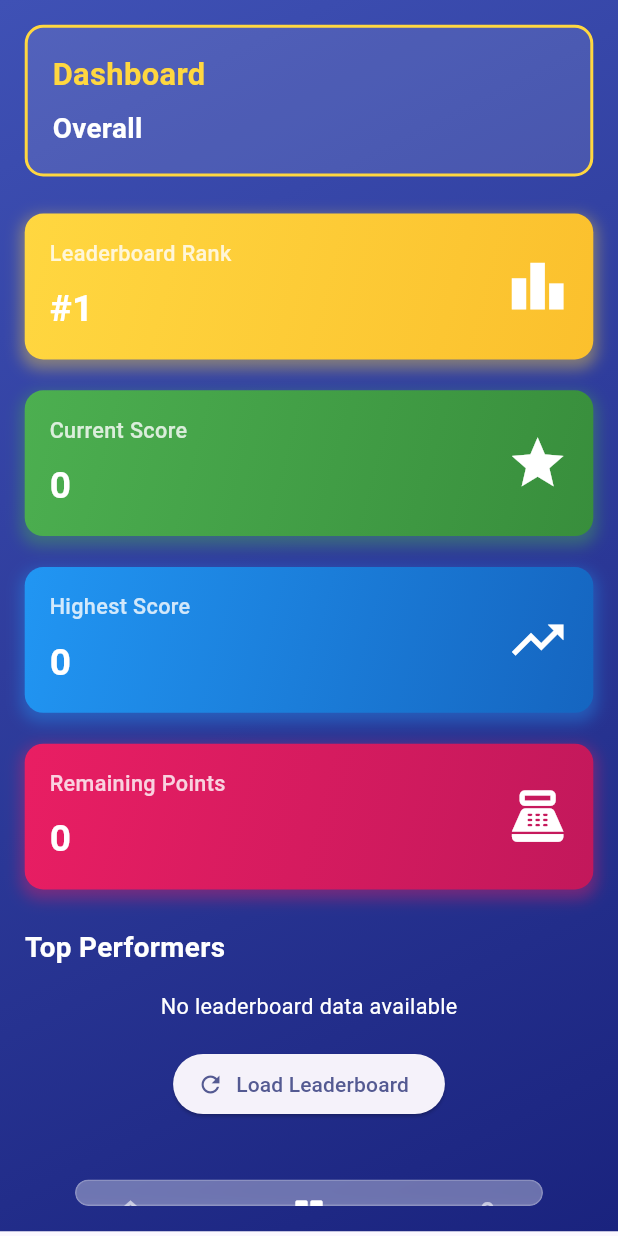
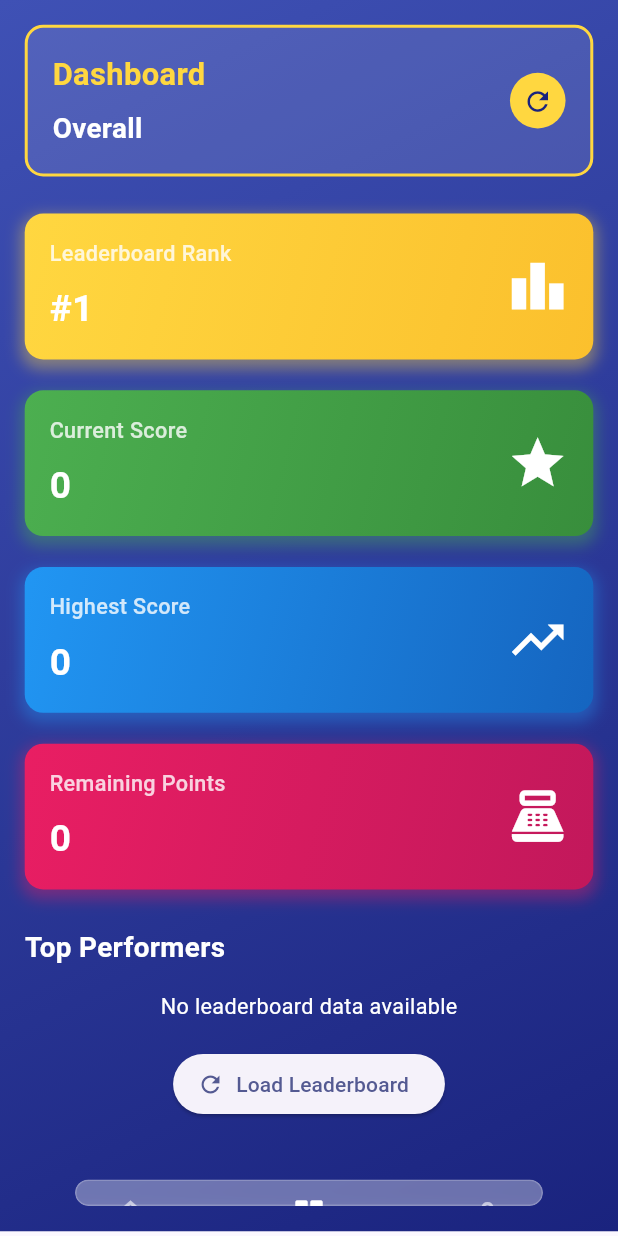
Before and after one commit to nihaltp/MAGNATHON_3, a Flutter app: the AuthWrapper screen opened directly, item 2 of the bottom bar chosen, on a phone screen of 412 x 824 dp. Run offline on Flutter 3.47's test engine with Material 3 defaults, Android fonts, the phone set to English and light mode, and no system bars; drawn by our look-alikes of crystal_navigation_bar; our stand-ins replace carousel_slider, cloud_firestore, firebase_auth, firebase_core, flutter_animate, google_fonts and 3 more; missing offline and left inert: flutter_icon_snackbar, mobile_scanner; accounts and stored records are empty.

Commit message:
userapp profile and dashbboard refresh bug fixed

```diff
--- a/userapp/lib/main.dart
+++ b/userapp/lib/main.dart
@@ -94,9 +94,17 @@ class _AuthWrapperState extends State<AuthWrapper> {
               builder: (context, userProvider, child) {
                 print('AuthWrapper: Rendering Consumer - isLoading=${userProvider.isLoading}, user=${userProvider.user?.name}');
 
-                // Show loading while fetching
+                // If we already have user data, always show HomePage.
+                // This avoids replacing the HomePage (and resetting its state)
+                // when UserProvider toggles loading during refreshes.
+                if (userProvider.user != null) {
+                  print('AuthWrapper: User data present, showing HomePage (preserve state)');
+                  return const HomePage();
+                }
+
+                // If we don't have user data yet, show loading while fetching.
                 if (userProvider.isLoading) {
-                  print('AuthWrapper: Data is loading...');
+                  print('AuthWrapper: Data is loading (no user yet)...');
                   return const Scaffold(
                     body: Center(
                       child: CircularProgressIndicator(),
@@ -104,13 +112,8 @@ class _AuthWrapperState extends State<AuthWrapper> {
                   );
                 }
 
-                // If we have user data, show home page
-                if (userProvider.user != null) {
-                  print('AuthWrapper: User data loaded, showing HomePage');
-                  return const HomePage();
-                }
-
-                // If not loading and no user, show home page (it will display error UI)
+                // No user data available and not loading — show HomePage so the
+                // app can present its error UI while remaining on the main shell.
                 print('AuthWrapper: No user data available, showing HomePage for error handling');
                 return const HomePage();
               },
--- a/userapp/lib/screens/home/dashboard_page.dart
+++ b/userapp/lib/screens/home/dashboard_page.dart
@@ -82,7 +82,7 @@ class _DashboardPageState extends State<DashboardPage> {
                 child: Column(
                   crossAxisAlignment: CrossAxisAlignment.start,
                   children: [
-                    // Header with restaurant name
+                    // Header with restaurant name and refresh button
                     Container(
                       width: double.infinity,
                       padding: EdgeInsets.all(4.w),
@@ -91,7 +91,10 @@ class _DashboardPageState extends State<DashboardPage> {
                         borderRadius: BorderRadius.circular(3.w),
                         border: Border.all(color: AppColors.accentColor, width: 2),
                       ),
-                      child: Column(
+                      child: Row(
+                        mainAxisAlignment: MainAxisAlignment.spaceBetween,
+                        children: [
+                          Column(
                             crossAxisAlignment: CrossAxisAlignment.start,
                             children: [
                               Text(
@@ -109,6 +112,35 @@ class _DashboardPageState extends State<DashboardPage> {
                                   fontSize: 4.5.w,
                                   fontWeight: FontWeight.bold,
                                   color: AppColors.white,
+                                ),
+                              ),
+                            ],
+                          ),
+                          // Refresh button
+                          GestureDetector(
+                            onTap: () async {
+                              final scaffold = ScaffoldMessenger.of(context);
+                              scaffold.showSnackBar(
+                                const SnackBar(content: Text('Refreshing leaderboard and user data...')),
+                              );
+                              // Trigger both refreshes
+                              await leaderboardProvider.refreshLeaderboard();
+                              await userProvider.refreshUser();
+                              scaffold.showSnackBar(
+                                const SnackBar(content: Text('Refresh complete')),
+                              );
+                            },
+                            child: Container(
+                              padding: EdgeInsets.all(2.w),
+                              decoration: BoxDecoration(
+                                color: AppColors.accentColor,
+                                shape: BoxShape.circle,
+                              ),
+                              child: Icon(
+                                Icons.refresh,
+                                color: AppColors.primaryDark,
+                                size: 5.w,
+                              ),
                             ),
                           ),
                         ],
```
Lines whose indentation alone changed are shown as unchanged.
